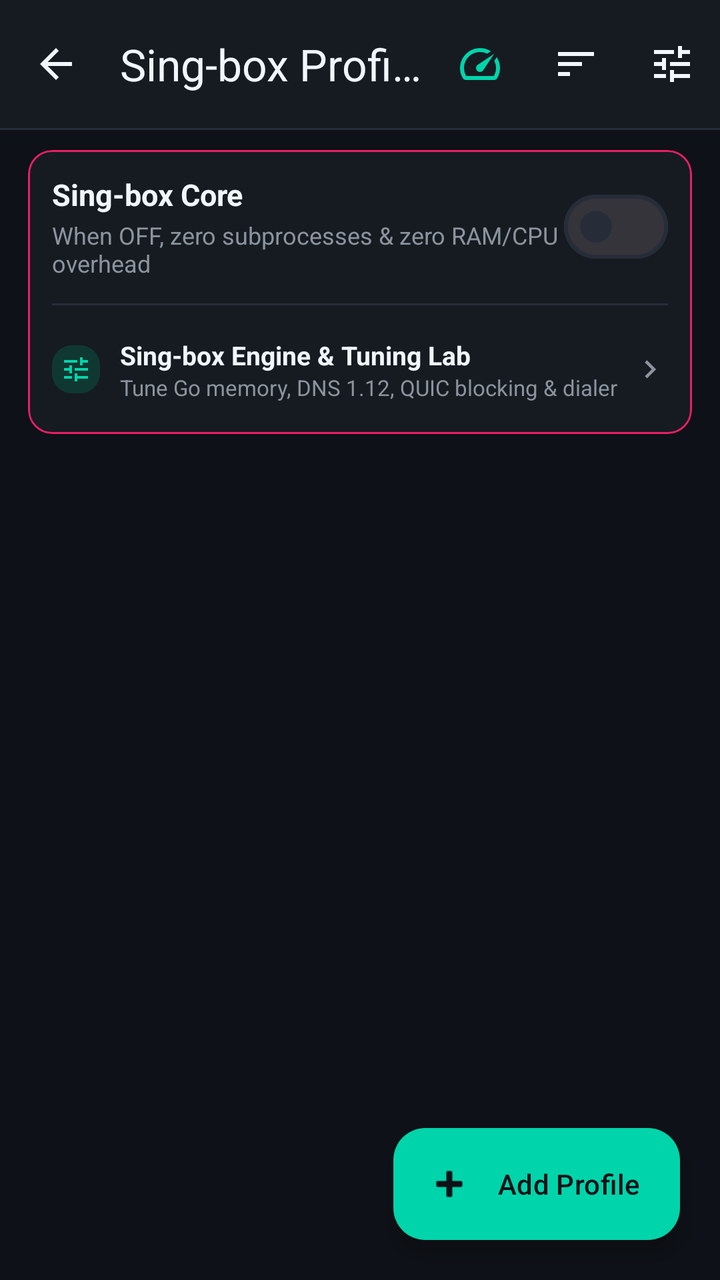
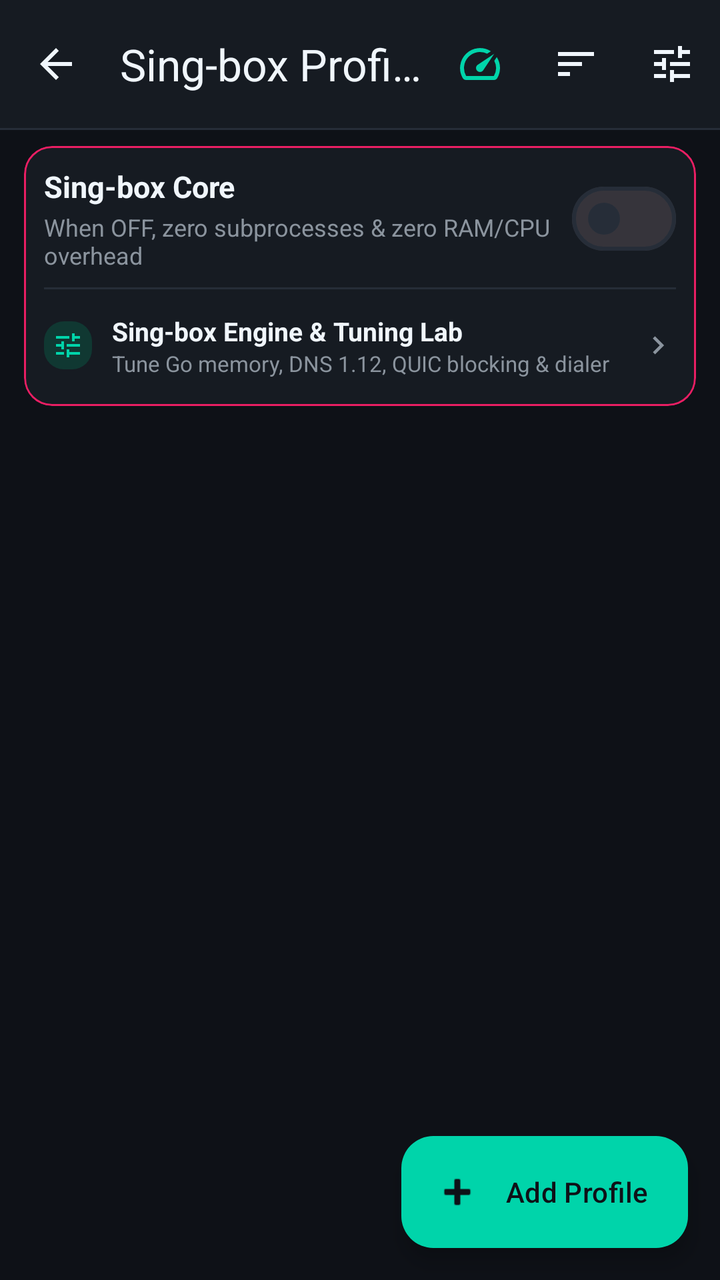

Before-and-after screenshots of an Android layout around one commit, followed by the original layout XML and the change that was made.
<!-- AndroidManifest.xml: application theme Theme.AetherVpn -->
<!-- res/layout/activity_singbox_profiles.xml -->
<?xml version="1.0" encoding="utf-8"?>
<androidx.coordinatorlayout.widget.CoordinatorLayout xmlns:android="http://schemas.android.com/apk/res/android"
    xmlns:app="http://schemas.android.com/apk/res-auto"
    android:id="@+id/singBoxRoot"
    android:layout_width="match_parent"
    android:layout_height="match_parent"
    android:background="@color/surface_bg">

    <LinearLayout
        android:layout_width="match_parent"
        android:layout_height="match_parent"
        android:orientation="vertical">

        <com.google.android.material.appbar.MaterialToolbar
            android:id="@+id/toolbarSingBox"
            android:layout_width="match_parent"
            android:layout_height="?attr/actionBarSize"
            android:background="@color/card_bg"
            app:menu="@menu/menu_singbox_profiles"
            app:navigationIcon="@drawable/ic_arrow_back_24"
            app:navigationIconTint="@color/text_primary"
            app:title="@string/title_singbox_profiles"
            app:titleTextColor="@color/text_primary" />

        <View
            android:layout_width="match_parent"
            android:layout_height="1dp"
            android:background="@color/divider_line" />

        
        <com.google.android.material.card.MaterialCardView
            style="@style/Widget.Aether.Card"
            android:layout_width="match_parent"
            android:layout_height="wrap_content"
            android:layout_marginHorizontal="14dp"
            android:layout_marginTop="10dp"
            app:cardCornerRadius="12dp"
            app:strokeColor="@color/singbox_accent"
            app:strokeWidth="1dp">

            <LinearLayout
                android:layout_width="match_parent"
                android:layout_height="wrap_content"
                android:orientation="vertical"
                android:padding="12dp">

                <LinearLayout
                    android:layout_width="match_parent"
                    android:layout_height="wrap_content"
                    android:gravity="center_vertical"
                    android:orientation="horizontal">

                    <LinearLayout
                        android:layout_width="0dp"
                        android:layout_height="wrap_content"
                        android:layout_weight="1"
                        android:orientation="vertical">

                        <TextView
                            android:layout_width="wrap_content"
                            android:layout_height="wrap_content"
                            android:text="Sing-box Core"
                            android:textColor="@color/text_primary"
                            android:textSize="15sp"
                            android:textStyle="bold" />

                        <TextView
                            android:layout_width="wrap_content"
                            android:layout_height="wrap_content"
                            android:layout_marginTop="2dp"
                            android:text="When OFF, zero subprocesses &amp; zero RAM/CPU overhead"
                            android:textColor="@color/text_secondary"
                            android:textSize="12sp" />
                    </LinearLayout>

                    <com.google.android.material.materialswitch.MaterialSwitch
                        android:id="@+id/switchSingBoxMaster"
                        android:layout_width="wrap_content"
                        android:layout_height="wrap_content" />
                </LinearLayout>

                <LinearLayout
                    android:id="@+id/layoutRoutingChain"
                    android:layout_width="match_parent"
                    android:layout_height="wrap_content"
                    android:orientation="vertical"
                    android:visibility="gone">

                    <View
                        android:layout_width="match_parent"
                        android:layout_height="1dp"
                        android:layout_marginVertical="12dp"
                        android:background="@color/divider_line" />

                    <TextView
                        android:layout_width="wrap_content"
                        android:layout_height="wrap_content"
                        android:text="Routing Chain"
                        android:textColor="@color/text_primary"
                        android:textSize="14sp"
                        android:textStyle="bold" />

                    <Spinner
                        android:id="@+id/spinnerRoutingChain"
                        android:layout_width="match_parent"
                        android:layout_height="48dp"
                        android:layout_marginTop="4dp" />

                    <TextView
                        android:id="@+id/tvRoutingChainDetail"
                        android:layout_width="match_parent"
                        android:layout_height="wrap_content"
                        android:layout_marginTop="2dp"
                        android:fontFamily="monospace"
                        android:textColor="@color/text_secondary"
                        android:textSize="11sp" />
                </LinearLayout>

                <View
                    android:layout_width="match_parent"
                    android:layout_height="1dp"
                    android:layout_marginVertical="12dp"
                    android:background="@color/divider_line" />

                <LinearLayout
                    android:id="@+id/layoutOpenSingBoxLab"
                    android:layout_width="match_parent"
                    android:layout_height="wrap_content"
                    android:background="?attr/selectableItemBackground"
                    android:clickable="true"
                    android:focusable="true"
                    android:gravity="center_vertical"
                    android:orientation="horizontal"
                    android:paddingVertical="4dp">

                    <ImageView
                        android:layout_width="24dp"
                        android:layout_height="24dp"
                        android:background="@drawable/bg_icon_badge"
                        android:contentDescription="@null"
                        android:padding="4dp"
                        android:src="@drawable/ic_tune_24"
                        app:tint="@color/accent_primary" />

                    <LinearLayout
                        android:layout_width="0dp"
                        android:layout_height="wrap_content"
                        android:layout_marginStart="10dp"
                        android:layout_weight="1"
                        android:orientation="vertical">

                        <TextView
                            android:layout_width="wrap_content"
                            android:layout_height="wrap_content"
                            android:text="@string/singbox_tuning_entry_title"
                            android:textColor="@color/text_primary"
                            android:textSize="13sp"
                            android:textStyle="bold" />

                        <TextView
                            android:layout_width="wrap_content"
                            android:layout_height="wrap_content"
                            android:text="@string/singbox_tuning_entry_subtitle"
                            android:textColor="@color/text_secondary"
                            android:textSize="11sp" />
                    </LinearLayout>

                    <ImageView
                        android:layout_width="18dp"
                        android:layout_height="18dp"
                        android:contentDescription="@null"
                        android:src="@drawable/ic_chevron_right_24"
                        app:tint="@color/text_secondary" />
                </LinearLayout>
            </LinearLayout>
        </com.google.android.material.card.MaterialCardView>

        <LinearLayout
            android:id="@+id/layoutTestAllProgress"
            android:layout_width="match_parent"
            android:layout_height="wrap_content"
            android:layout_marginHorizontal="14dp"
            android:layout_marginTop="8dp"
            android:background="@drawable/bg_terminal_card"
            android:gravity="center_vertical"
            android:orientation="horizontal"
            android:paddingHorizontal="12dp"
            android:paddingVertical="6dp"
            android:visibility="gone">

            <com.google.android.material.progressindicator.CircularProgressIndicator
                android:id="@+id/progressTestAll"
                android:layout_width="16dp"
                android:layout_height="16dp"
                android:indeterminate="true"
                app:indicatorColor="@color/accent_primary"
                app:indicatorSize="16dp"
                app:trackThickness="2dp" />

            <TextView
                android:id="@+id/tvTestAllStatus"
                android:layout_width="0dp"
                android:layout_height="wrap_content"
                android:layout_marginStart="10dp"
                android:layout_weight="1"
                android:text="Testing 1 / 5…"
                android:textColor="@color/text_primary"
                android:textSize="12sp" />

            <TextView
                android:id="@+id/btnCancelTestAll"
                android:layout_width="wrap_content"
                android:layout_height="wrap_content"
                android:background="?attr/selectableItemBackground"
                android:paddingHorizontal="8dp"
                android:paddingVertical="4dp"
                android:text="@string/action_cancel"
                android:textColor="@color/error_text"
                android:textSize="12sp"
                android:textStyle="bold" />
        </LinearLayout>

        <TextView
            android:id="@+id/tvProfilesEmpty"
            android:layout_width="match_parent"
            android:layout_height="0dp"
            android:layout_weight="1"
            android:gravity="center"
            android:padding="32dp"
            android:text="No Sing-box profiles yet.\nTap + Add Profile to paste VLESS, VMess, Trojan, SS, HY2, WireGuard, or JSON."
            android:textColor="@color/text_secondary"
            android:textSize="14sp"
            android:visibility="gone" />

        <androidx.recyclerview.widget.RecyclerView
            android:id="@+id/rvSingBoxProfiles"
            android:layout_width="match_parent"
            android:layout_height="0dp"
            android:layout_marginTop="8dp"
            android:layout_weight="1"
            android:clipToPadding="false"
            android:paddingHorizontal="14dp"
            android:paddingBottom="84dp" />
    </LinearLayout>

    <com.google.android.material.floatingactionbutton.ExtendedFloatingActionButton
        android:id="@+id/fabAddSingBoxProfile"
        android:layout_width="wrap_content"
        android:layout_height="wrap_content"
        android:layout_gravity="bottom|end"
        android:layout_margin="20dp"
        android:text="@string/action_add_profile"
        android:textColor="@color/surface_bg"
        app:backgroundTint="@color/accent_primary"
        app:icon="@android:drawable/ic_input_add"
        app:iconTint="@color/surface_bg" />

</androidx.coordinatorlayout.widget.CoordinatorLayout>
<!-- resources referenced by this layout -->
<resources>
  <color name="accent_primary">#00D4AA</color>
  <color name="card_bg">#161B22</color>
  <color name="divider_line">#262D38</color>
  <color name="error_text">#F85149</color>
  <color name="singbox_accent">#E91E63</color>
  <color name="surface_bg">#0E1117</color>
  <color name="text_primary">#F0F6FC</color>
  <color name="text_secondary">#8B949E</color>
  <!-- drawable bg_icon_badge (drawable) -->
  <?xml version="1.0" encoding="utf-8"?>
  <shape xmlns:android="http://schemas.android.com/apk/res/android"
      android:shape="rectangle">
      <solid android:color="@color/accent_primary_container" />
      <corners android:radius="10dp" />
  </shape>
  <!-- drawable bg_terminal_card (drawable) -->
  <?xml version="1.0" encoding="utf-8"?>
  <shape xmlns:android="http://schemas.android.com/apk/res/android"
      android:shape="rectangle">
      <solid android:color="@color/terminal_bg" />
      <corners android:radius="14dp" />
      <stroke
          android:width="1dp"
          android:color="@color/card_border" />
  </shape>
  <!-- drawable ic_arrow_back_24 (drawable) -->
  <vector xmlns:android="http://schemas.android.com/apk/res/android"
      android:width="24dp"
      android:height="24dp"
      android:viewportWidth="24"
      android:viewportHeight="24">
      <path
          android:fillColor="#FFFFFF"
          android:pathData="M20,11H7.83l5.59,-5.59L12,4l-8,8 8,8 1.41,-1.41L7.83,13H20v-2z" />
  </vector>
  <!-- drawable ic_chevron_right_24 (drawable) -->
  <vector xmlns:android="http://schemas.android.com/apk/res/android"
      android:width="24dp"
      android:height="24dp"
      android:viewportWidth="24"
      android:viewportHeight="24">
      <path
          android:fillColor="#FFFFFF"
          android:pathData="M10,6L8.59,7.41 13.17,12l-4.58,4.59L10,18l6,-6z" />
  </vector>
  <!-- drawable ic_tune_24 (drawable) -->
  <vector xmlns:android="http://schemas.android.com/apk/res/android"
      android:width="24dp"
      android:height="24dp"
      android:viewportWidth="24"
      android:viewportHeight="24">
      <path
          android:fillColor="#FFFFFF"
          android:pathData="M3,17v2h6v-2L3,17zM3,5v2h10L13,5L3,5zM13,21v-2h8v-2h-8v-2h-2v6h2zM7,9v2L3,11v2h4v2h2L9,9L7,9zM21,13v-2L11,11v2h10zM15,9h2L17,7h4L21,5h-4L17,3h-2v6z" />
  </vector>
  <string name="action_add_profile">Add Profile</string>
  <string name="action_cancel">Cancel</string>
  <string name="singbox_tuning_entry_subtitle">Tune Go memory, DNS 1.12, QUIC blocking &amp; dialer</string>
  <string name="singbox_tuning_entry_title">Sing-box Engine &amp; Tuning Lab</string>
  <string name="title_singbox_profiles">Sing-box Profiles</string>
  <style name="Widget.Aether.Card" parent="Widget.Material3.CardView.Outlined">
          <item name="cardBackgroundColor">@color/card_bg</item>
          <item name="strokeColor">@color/card_border</item>
          <item name="strokeWidth">1dp</item>
          <item name="cardCornerRadius">16dp</item>
          <item name="cardElevation">0dp</item>
      </style>
  <color name="accent_primary_container">#103832</color>
  <color name="terminal_bg">#0A0D12</color>
  <color name="card_border">#262D38</color>
  <color name="accent_secondary">#3B82F6</color>
  <color name="surface_elevated">#1C222B</color>
  <!-- unchanged entries left out for length: 1 -->
</resources>

<!-- the commit's change to res/layout/activity_singbox_profiles.xml (unified diff, before → after) -->
@@ -32,9 +32,9 @@
             style="@style/Widget.Aether.Card"
             android:layout_width="match_parent"
             android:layout_height="wrap_content"
-            android:layout_marginHorizontal="14dp"
-            android:layout_marginTop="10dp"
-            app:cardCornerRadius="12dp"
+            android:layout_marginHorizontal="12dp"
+            android:layout_marginTop="8dp"
+            app:cardCornerRadius="14dp"
             app:strokeColor="@color/singbox_accent"
             app:strokeWidth="1dp">
 
@@ -42,7 +42,7 @@
                 android:layout_width="match_parent"
                 android:layout_height="wrap_content"
                 android:orientation="vertical"
-                android:padding="12dp">
+                android:padding="10dp">
 
                 <LinearLayout
                     android:layout_width="match_parent"
@@ -89,7 +89,7 @@
                     <View
                         android:layout_width="match_parent"
                         android:layout_height="1dp"
-                        android:layout_marginVertical="12dp"
+                        android:layout_marginVertical="8dp"
                         android:background="@color/divider_line" />
 
                     <TextView
@@ -97,14 +97,14 @@
                         android:layout_height="wrap_content"
                         android:text="Routing Chain"
                         android:textColor="@color/text_primary"
-                        android:textSize="14sp"
+                        android:textSize="13sp"
                         android:textStyle="bold" />
 
                     <Spinner
                         android:id="@+id/spinnerRoutingChain"
                         android:layout_width="match_parent"
-                        android:layout_height="48dp"
-                        android:layout_marginTop="4dp" />
+                        android:layout_height="40dp"
+                        android:layout_marginTop="2dp" />
 
                     <TextView
                         android:id="@+id/tvRoutingChainDetail"
@@ -113,13 +113,13 @@
                         android:layout_marginTop="2dp"
                         android:fontFamily="monospace"
                         android:textColor="@color/text_secondary"
-                        android:textSize="11sp" />
+                        android:textSize="10.5sp" />
                 </LinearLayout>
 
                 <View
                     android:layout_width="match_parent"
                     android:layout_height="1dp"
-                    android:layout_marginVertical="12dp"
+                    android:layout_marginVertical="8dp"
                     android:background="@color/divider_line" />
 
                 <LinearLayout
@@ -179,13 +179,13 @@
             android:id="@+id/layoutTestAllProgress"
             android:layout_width="match_parent"
             android:layout_height="wrap_content"
-            android:layout_marginHorizontal="14dp"
-            android:layout_marginTop="8dp"
+            android:layout_marginHorizontal="12dp"
+            android:layout_marginTop="6dp"
             android:background="@drawable/bg_terminal_card"
             android:gravity="center_vertical"
             android:orientation="horizontal"
-            android:paddingHorizontal="12dp"
-            android:paddingVertical="6dp"
+            android:paddingHorizontal="10dp"
+            android:paddingVertical="5dp"
             android:visibility="gone">
 
             <com.google.android.material.progressindicator.CircularProgressIndicator
@@ -236,11 +236,11 @@
             android:id="@+id/rvSingBoxProfiles"
             android:layout_width="match_parent"
             android:layout_height="0dp"
-            android:layout_marginTop="8dp"
+            android:layout_marginTop="6dp"
             android:layout_weight="1"
             android:clipToPadding="false"
-            android:paddingHorizontal="14dp"
-            android:paddingBottom="84dp" />
+            android:paddingHorizontal="12dp"
+            android:paddingBottom="80dp" />
     </LinearLayout>
 
     <com.google.android.material.floatingactionbutton.ExtendedFloatingActionButton
@@ -248,10 +248,11 @@
         android:layout_width="wrap_content"
         android:layout_height="wrap_content"
         android:layout_gravity="bottom|end"
-        android:layout_margin="20dp"
+        android:layout_margin="16dp"
         android:text="@string/action_add_profile"
         android:textColor="@color/surface_bg"
         app:backgroundTint="@color/accent_primary"
+        app:cornerRadius="16dp"
         app:icon="@android:drawable/ic_input_add"
         app:iconTint="@color/surface_bg" />
 
